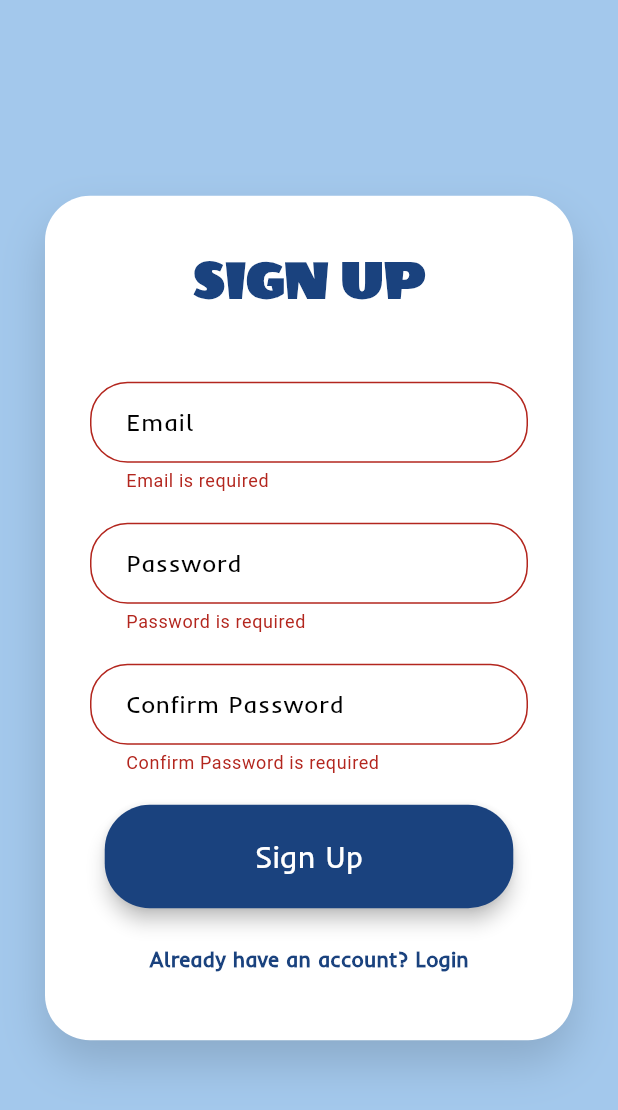
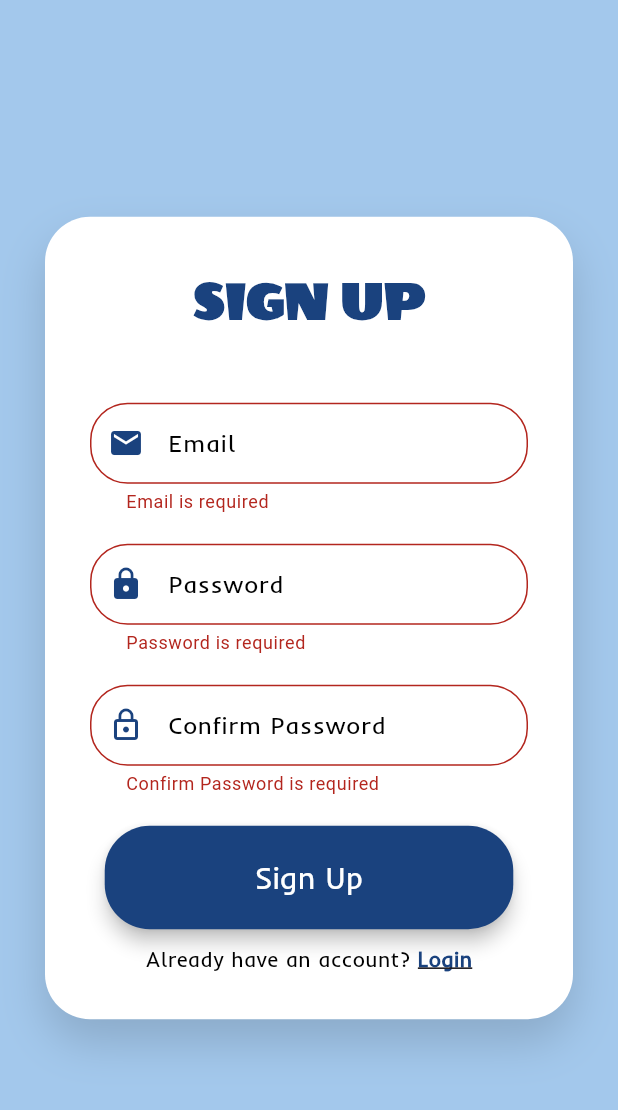
Before and after one commit to PUNNYA-K/MAIN_PROJECT, a Flutter app: the SignupPage screen opened directly, after a tap on "Sign Up", on a phone screen of 412 x 824 dp. Shown: the top 1110 px of the screen. Run offline on Flutter 3.47's test engine with Material 3 defaults, Android fonts, the phone set to English and light mode, and no system bars.

Commit message:
user pages

```diff
--- a/lib/main.dart
+++ b/lib/main.dart
@@ -1,8 +1,5 @@
 import 'package:flutter/material.dart';
-import 'package:main_project/profilepage.dart';
 import 'package:main_project/searchpage.dart';
-import 'package:main_project/signup.dart';
-import 'login.dart';
 
 void main() {
   runApp(const MyApp());
--- a/lib/signup.dart
+++ b/lib/signup.dart
@@ -16,8 +16,17 @@ class MyApp extends StatelessWidget {
         primaryColor: Color.fromARGB(255, 37, 83, 126),
         hintColor: const Color.fromARGB(255, 36, 68, 85),
         textTheme: TextTheme(
-          titleLarge: TextStyle(fontSize: 32, fontWeight: FontWeight.bold, color: Colors.white, fontFamily: 'Inder'),
-          bodyLarge: TextStyle(fontSize: 18, color: Colors.black, fontFamily: 'Inder'),
+          titleLarge: TextStyle(
+            fontSize: 32,
+            fontWeight: FontWeight.bold,
+            color: Colors.white,
+            fontFamily: 'Inder',
+          ),
+          bodyLarge: TextStyle(
+            fontSize: 18,
+            color: Colors.black,
+            fontFamily: 'Inder',
+          ),
         ),
       ),
       home: const SignupPage(),
@@ -36,7 +45,8 @@ class _SignupPageState extends State<SignupPage> {
   final _formKey = GlobalKey<FormState>();
   final TextEditingController _emailController = TextEditingController();
   final TextEditingController _passwordController = TextEditingController();
-  final TextEditingController _confirmPasswordController = TextEditingController();
+  final TextEditingController _confirmPasswordController =
+      TextEditingController();
 
   @override
   Widget build(BuildContext context) {
@@ -74,49 +84,81 @@ class _SignupPageState extends State<SignupPage> {
                     ),
                   ),
                   const SizedBox(height: 40),
-                _buildTextField('Email', false, _emailController, (value) {
+                  _buildTextField(
+                    'Email',
+                    false,
+                    _emailController,
+                    Icons.email, // Email Icon
+                    (value) {
                       if (value == null || value.isEmpty) {
                         return 'Email is required';
-  } else if (!RegExp(r'^[a-z][a-z0-9]*@gmail\.com$').hasMatch(value)) {
+                      } else if (!RegExp(r'^[a-zA-Z0-9._%+-]+@gmail\.com$')
+                          .hasMatch(value)) {
                         return 'Enter a valid email with @gmail.com';
                       }
                       return null;
-}),
-
-
+                    }
+                  ),
                   const SizedBox(height: 20),
-                  _buildTextField('Password', true, _passwordController, (value) {
+                  _buildTextField(
+                    'Password',
+                    true,
+                    _passwordController,
+                    Icons.lock, // Password Icon
+                    (value) {
                       if (value == null || value.isEmpty) {
                         return 'Password is required';
                       } else if (value.length < 6) {
                         return 'Password must be at least 6 characters long';
                       }
                       return null;
-                  }),
+                    }
+                  ),
                   const SizedBox(height: 20),
-                  _buildTextField('Confirm Password', true, _confirmPasswordController, (value) {
+                  _buildTextField(
+                    'Confirm Password',
+                    true,
+                    _confirmPasswordController,
+                    Icons.lock_outline, // Confirm Password Icon
+                    (value) {
                       if (value == null || value.isEmpty) {
                         return 'Confirm Password is required';
                       } else if (value != _passwordController.text) {
                         return 'Passwords do not match';
                       }
                       return null;
-                  }),
+                    }
+                  ),
                   const SizedBox(height: 20),
                   _buildButton('Sign Up'),
                   const SizedBox(height: 10),
-                  TextButton(
-                    onPressed: () {
-                      Navigator.of(context).push(MaterialPageRoute(builder: (context) => LoginPage()));
+                  Row(
+                    mainAxisAlignment: MainAxisAlignment.center,
+                    children: [
+                      const Text(
+                        "Already have an account? ",
+                        style: TextStyle(
+                          color: Colors.black,
+                          fontFamily: 'Inder',
+                        ),
+                      ),
+                      GestureDetector(
+                        onTap: () {
+                          Navigator.of(context).push(
+                            MaterialPageRoute(builder: (context) => LoginPage())
+                          );
                         },
                         child: const Text(
-                      "Already have an account? Login",
+                          "Login",
                           style: TextStyle(
                             color: Color.fromARGB(255, 26, 66, 126),
                             fontFamily: 'Inder',
                             fontWeight: FontWeight.bold,
+                            decoration: TextDecoration.underline,
                           ),
                         ),
+                      ),
+                    ],
                   ),
                 ],
               ),
@@ -127,21 +169,29 @@ class _SignupPageState extends State<SignupPage> {
     );
   }
 
-  Widget _buildTextField(String label, bool obscureText, TextEditingController controller, String? Function(String?)? validator) {
+  Widget _buildTextField(
+    String label,
+    bool obscureText,
+    TextEditingController controller,
+    IconData icon,
+    String? Function(String?)? validator
+  ) {
     return TextFormField(
       controller: controller,
       obscureText: obscureText,
       cursorColor: Color.fromARGB(255, 26, 66, 126),
       decoration: InputDecoration(
         labelText: label,
-        labelStyle: TextStyle(color: Color.fromARGB(255, 0, 0, 0), fontFamily: 'Inder'),
+        prefixIcon: Icon(icon, color: Color.fromARGB(255, 26, 66, 126)), // Icon Added
+        labelStyle: TextStyle(color: Colors.black, fontFamily: 'Inder'),
         hintText: 'Enter your $label',
         hintStyle: TextStyle(color: Colors.grey, fontFamily: 'Inder'),
         border: OutlineInputBorder(
           borderRadius: BorderRadius.circular(25),
         ),
         focusedBorder: OutlineInputBorder(
-          borderSide: BorderSide(color: Color.fromARGB(255, 43, 93, 153), width: 2),
+          borderSide:
+              BorderSide(color: Color.fromARGB(255, 43, 93, 153), width: 2),
           borderRadius: BorderRadius.circular(25),
         ),
         contentPadding: EdgeInsets.symmetric(horizontal: 20, vertical: 15),
```
Also changed, not shown: lib/login.dart (+53 -22 lines), lib/profilepage.dart (+10 -10 lines). Lines whose indentation alone changed are shown as unchanged.
